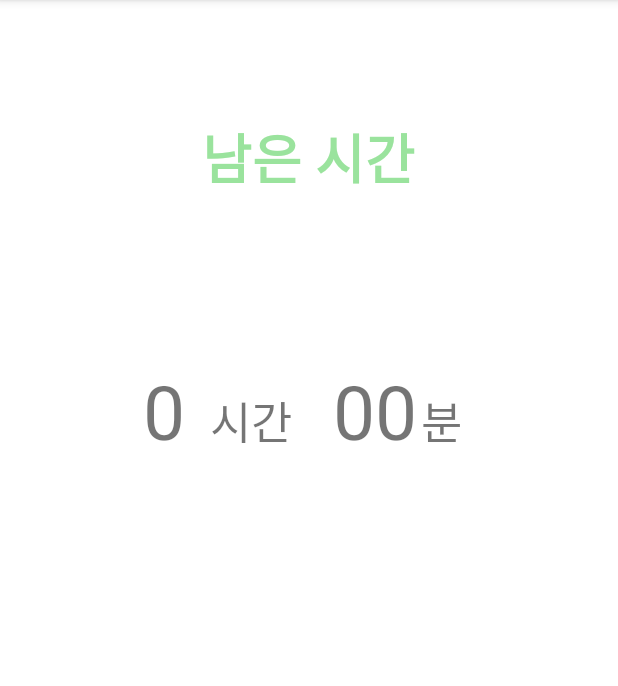
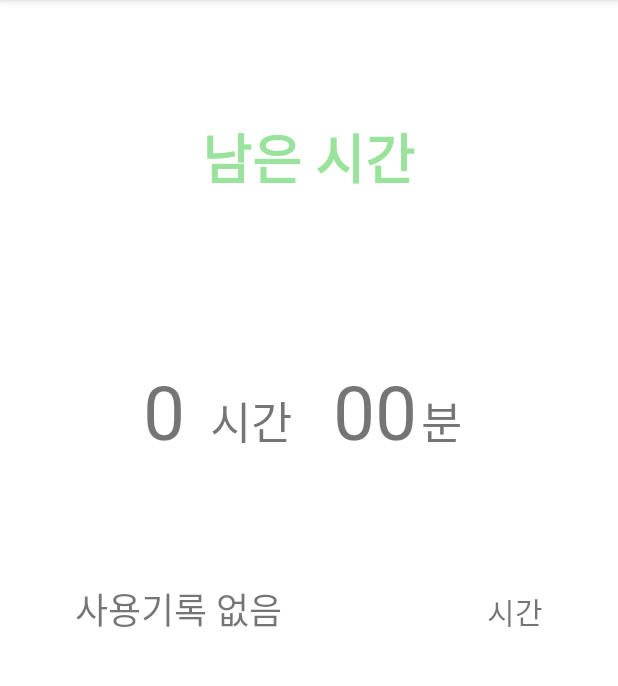
Before and after one commit to Milyeong/Guru2Project, an Android app: the LeftTime screen opened directly, with no data from a screen before it, on a phone screen of 412 x 824 dp, the part 84-770 px from its top. Run offline under Robolectric (Android 15) with nearby library versions, the phone set to English and light mode, and no system bars; Roboto replaces fonts that are not available here; 1 statement that could not run was skipped.

Commit message:
xml 파일

```diff
--- a/app/src/main/java/com/example/guru2project/LeftTime.kt
+++ b/app/src/main/java/com/example/guru2project/LeftTime.kt
@@ -5,15 +5,20 @@ import android.app.usage.UsageStatsManager
 import android.content.Context
 import android.os.Build
 import android.os.Bundle
+import android.widget.TextView
 import androidx.annotation.RequiresApi
 import androidx.appcompat.app.AppCompatActivity
-import java.text.SimpleDateFormat
 import java.time.LocalDate
-import java.time.format.DateTimeFormatter
 import java.util.*
 import kotlin.collections.HashMap
 
 class LeftTime : AppCompatActivity() {
+
+    lateinit var usageMap: HashMap<String, Long>
+    lateinit var appName: TextView
+    lateinit var appUsageTime: TextView
+
+
     @RequiresApi(Build.VERSION_CODES.O)
     override fun onCreate(savedInstanceState: Bundle?) {
         super.onCreate(savedInstanceState)
@@ -25,17 +30,31 @@ class LeftTime : AppCompatActivity() {
         var dtNow = LocalDate.now()
         var dtStart = dtNow.atStartOfDay(tzId).toInstant().toEpochMilli()
 
-        var usageList = queryUsageTimes(dtStart, System.currentTimeMillis())
-        usageList.forEach { it->
-            println(it.first+" : "+it.second)
+        usageMap = mapUsageTimes(dtStart, System.currentTimeMillis())
+
+        var totalTime: Long = 0
+        usageMap.forEach {it->
+            totalTime += it.value
         }
+
+        // 사용시간을 기준으로 내림차순으로 배열
+        val result = usageMap.toList().sortedByDescending { (_, value) -> value}
+        val list:MutableList<Pair<String, Long>> = mutableListOf()
+        //하루동안 제일 많이 사용한 어플 3개
+        for (i in 0..2) {
+            list.add(Pair(result[i].first, result[i].second))
+
+                //print(result[i].first)
+                //println(result[i].second)
+        }
+
 
 
     }
 
     //하루동안 사용한 앱의 패키지 이름과 사용시간을 MutableList로 가져오기
     @RequiresApi(Build.VERSION_CODES.LOLLIPOP)
-    private fun queryUsageTimes(startTime: Long, endTime: Long) : MutableList<Pair<String, Long>>{
+    private fun mapUsageTimes(startTime: Long, endTime: Long) : HashMap<String, Long>{
         var currentEvent: UsageEvents.Event
         val allEvents: MutableList<UsageEvents.Event> = ArrayList()
         val map: HashMap<String, Long> = HashMap()
@@ -71,16 +90,6 @@ class LeftTime : AppCompatActivity() {
             }
         }
 
-        // 사용시간을 기준으로 내림차순으로 배열
-        val result = map.toList().sortedByDescending { (_, value) -> value}
-        val list:MutableList<Pair<String, Long>> = mutableListOf()
-        //하루동안 제일 많이 사용한 어플 3개
-        for (i in 0..2) {
-            list.add(Pair(result[i].first, result[i].second))
-
-            //print(result[i].first)
-            //println(result[i].second)
-        }
-        return list
+        return map
     }
 }
--- a/app/src/main/res/layout/activity_left_time.xml
+++ b/app/src/main/res/layout/activity_left_time.xml
@@ -80,6 +80,34 @@
                 app:layout_constraintBaseline_toBaselineOf="@+id/textView13"
                 app:layout_constraintEnd_toEndOf="parent" />
         </androidx.constraintlayout.widget.ConstraintLayout>
+
+        <androidx.constraintlayout.widget.ConstraintLayout
+            android:layout_width="match_parent"
+            android:layout_height="match_parent">
+
+            <TextView
+                android:id="@+id/tvAppName"
+                android:layout_width="wrap_content"
+                android:layout_height="wrap_content"
+                android:layout_marginStart="50dp"
+                android:layout_marginTop="26dp"
+                android:text="사용기록 없음"
+                android:textSize="24sp"
+                app:layout_constraintStart_toStartOf="parent"
+                app:layout_constraintTop_toTopOf="parent" />
+
+            <TextView
+                android:id="@+id/tvUsageTimes"
+                android:layout_width="wrap_content"
+                android:layout_height="wrap_content"
+                android:layout_marginEnd="50dp"
+                android:text="시간"
+                android:textSize="20sp"
+                app:layout_constraintBaseline_toBaselineOf="@+id/tvAppName"
+                app:layout_constraintEnd_toEndOf="parent" />
+        </androidx.constraintlayout.widget.ConstraintLayout>
     </LinearLayout>
 
+
+
 </LinearLayout>
```
Also changed, not shown: app/src/main/res/layout/activity_hours_of_use.xml (+23 -0 lines).
